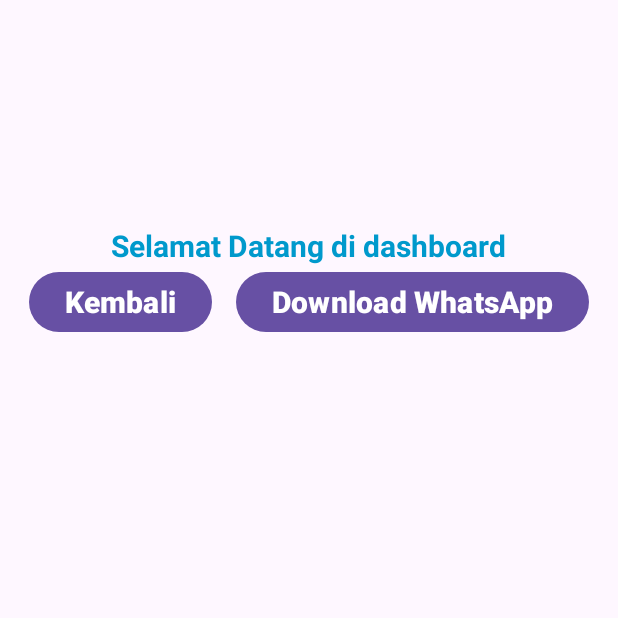
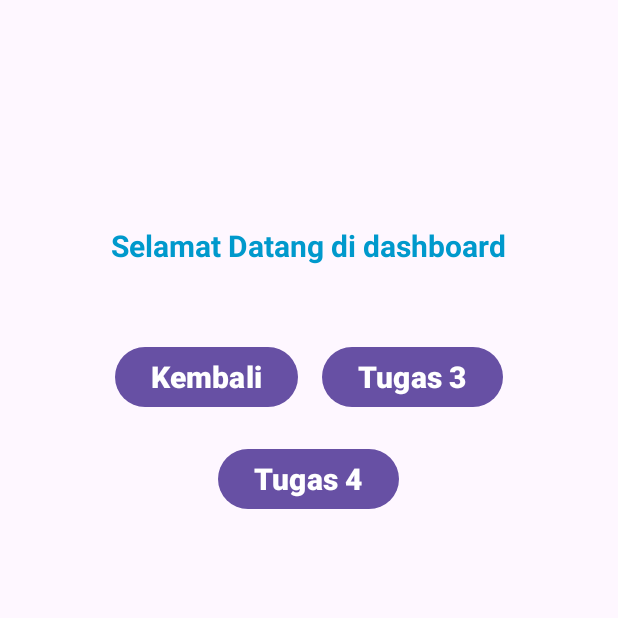
Before and after one commit to ffxlapen2/Mobile_computing, an Android app: the HalamanDashboard screen opened directly, with no data from a screen before it, on a phone screen of 412 x 824 dp, the top half of it. Run offline under Robolectric (Android 15) with nearby library versions, the phone set to English and light mode, and no system bars.

Commit message:
initial commit

```diff
--- a/app/build.gradle.kts
+++ b/app/build.gradle.kts
@@ -40,10 +40,11 @@
 }
 
 dependencies {
-
     implementation(libs.androidx.core.ktx)
     implementation(libs.androidx.appcompat)
     implementation(libs.material)
+    implementation("androidx.recyclerview:recyclerview:1.3.2")
+    implementation("androidx.cardview:cardview:1.0.0")
     implementation(libs.androidx.activity)
     implementation(libs.androidx.constraintlayout)
     testImplementation(libs.junit)
--- a/app/src/main/java/com/example/loginapp/HalamanDashboard.kt
+++ b/app/src/main/java/com/example/loginapp/HalamanDashboard.kt
@@ -4,12 +4,8 @@
 import android.net.Uri
 import android.os.Bundle
 import android.widget.Toast
-import androidx.activity.enableEdgeToEdge
 import androidx.appcompat.app.AppCompatActivity
-import androidx.core.view.ViewCompat
-import androidx.core.view.WindowInsetsCompat
 import com.example.loginapp.databinding.ActivityHalamanDashboardBinding
-import com.example.loginapp.databinding.ActivityMainBinding
 
 class HalamanDashboard : AppCompatActivity() {
     private lateinit var binding: ActivityHalamanDashboardBinding
@@ -60,6 +56,10 @@
             }
         }
 
+        // Tombol "Tugas 4" ke RecyclerActivity
+        binding.btnTambahan.setOnClickListener {
+            val intent = Intent(this, RecyclerActivity::class.java)
+            startActivity(intent)
+        }
     }
-
 }
--- /dev/null
+++ b/app/src/main/java/com/example/loginapp/model/item.kt
@@ -0,0 +1,3 @@
+package com.example.loginapp
+
+data class Item(val title: String, val description: String, val imageResource: Int)
--- a/app/src/main/res/layout/activity_halaman_dashboard.xml
+++ b/app/src/main/res/layout/activity_halaman_dashboard.xml
@@ -6,30 +6,27 @@
     android:id="@+id/main"
     android:layout_width="match_parent"
     android:layout_height="match_parent"
-    tools:context=".MainActivity" >
+    tools:context=".MainActivity">
 
     <TextView
         android:id="@+id/Halaman_Dashboard"
         android:layout_width="wrap_content"
         android:layout_height="wrap_content"
         android:layout_centerHorizontal="true"
-        android:layout_marginTop="150sp"
+        android:layout_marginTop="150dp"
         android:text="Selamat Datang di dashboard"
         android:textSize="20sp"
         android:textStyle="bold"
-        android:textColor="@android:color/holo_blue_dark"
-        app:layout_constraintBottom_toBottomOf="parent"
-        app:layout_constraintEnd_toEndOf="parent"
-        app:layout_constraintStart_toStartOf="parent"
-        app:layout_constraintTop_toTopOf="parent" />
+        android:textColor="@android:color/holo_blue_dark" />
 
     <LinearLayout
+        android:id="@+id/tampilan"
         android:layout_width="match_parent"
         android:layout_height="wrap_content"
         android:orientation="horizontal"
         android:gravity="center"
         android:layout_below="@id/Halaman_Dashboard"
-        android:layout_marginBottom="450dp">
+        android:layout_marginTop="50dp">
 
         <Button
             android:id="@+id/btnKembali"
@@ -37,16 +34,28 @@
             android:layout_height="wrap_content"
             android:text="Kembali"
             android:textStyle="bold"
-            android:textSize="20dp"
+            android:textSize="20sp"
             android:layout_marginEnd="16dp"/>
 
         <Button
             android:id="@+id/btnbukabrowser"
             android:layout_width="wrap_content"
             android:layout_height="wrap_content"
-            android:text="Download WhatsApp"
+            android:text="Tugas 3"
             android:textStyle="bold"
-            android:textSize="20dp"/>
+            android:textSize="20sp"/>
     </LinearLayout>
 
+    <Button
+        android:id="@+id/btnTambahan"
+        android:layout_width="wrap_content"
+        android:layout_height="wrap_content"
+        android:text="Tugas 4"
+        android:textStyle="bold"
+        android:textSize="20sp"
+        android:layout_below="@id/tampilan"
+        android:layout_centerHorizontal="true"
+        android:layout_marginTop="20dp"/>
+
+
 </RelativeLayout>
```
Also changed, not shown: app/src/main/AndroidManifest.xml (+9 -4 lines), app/src/main/java/com/example/loginapp/ItemCardActivity.kt (added, +20 -0 lines), app/src/main/java/com/example/loginapp/RecyclerActivity.kt (added, +49 -0 lines), app/src/main/java/com/example/loginapp/adapter/itemAdapter.kt (added, +35 -0 lines), app/src/main/res/layout/activity_item_card.xml (added, +48 -0 lines), app/src/main/res/layout/activity_recycler.xml (added, +16 -0 lines), build.gradle.kts (+9 -0 lines), app/src/main/res/drawable/gambar1.png (added), app/src/main/res/drawable/gambar2.png (added), app/src/main/res/drawable/gambar3.png (added), app/src/main/res/drawable/gambar4.png (added), app/src/main/res/drawable/gambar5.png (added), app/src/main/res/drawable/gambar6.png (added), app/src/main/res/drawable/gambar7.png (added), 2 more files.
